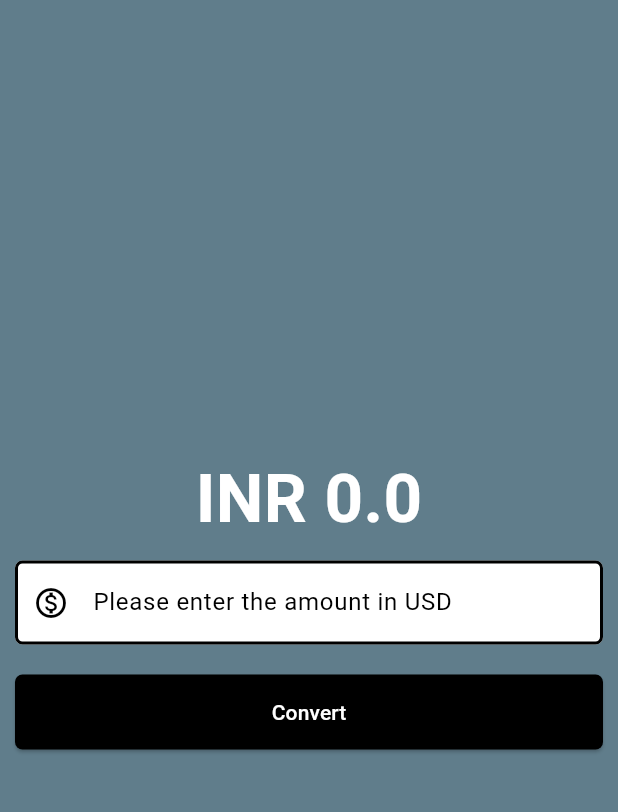
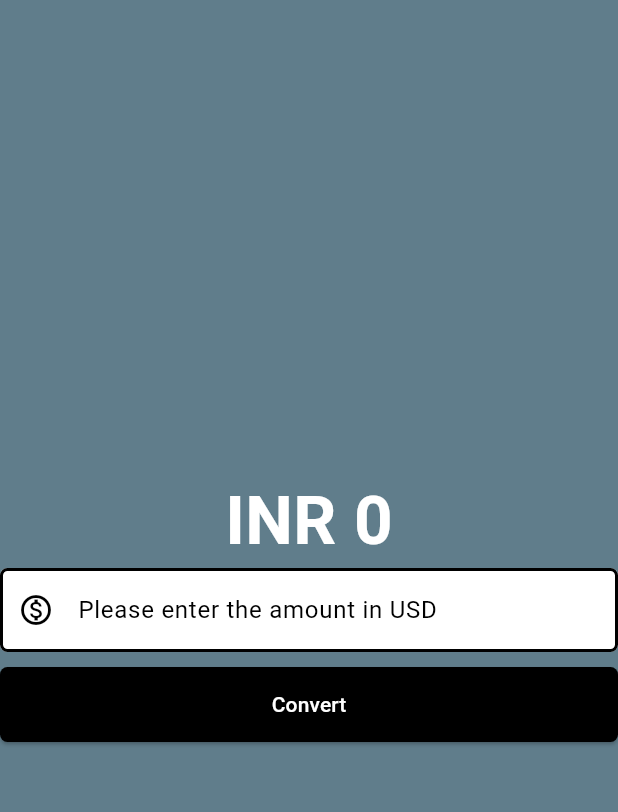
Before and after one commit to Shivangm9669/flutter, a Flutter app: the screen it shows after launch, after a tap on "Convert", on a phone screen of 412 x 824 dp, the part 53-865 px from its top. Run offline on Flutter 3.47's test engine with Material 3 defaults, Android fonts, the phone set to English and light mode, and no system bars; missing offline and left inert: dart:ffi.

Commit message:
change to make app efficent

```diff
--- a/currency_convertor/lib/currency_convertor_material_page.dart
+++ b/currency_convertor/lib/currency_convertor_material_page.dart
@@ -15,6 +15,13 @@ class _CurrencyConvertorMaterialPageestate
     extends State<CurrencyConvertorMaterialPagee> {
   final TextEditingController textEditingController = TextEditingController();
   double result = 0;
+
+  void convert() {
+    setState(() {
+      result = double.parse(textEditingController.text) * 81;
+    });
+  }
+
   @override
   Widget build(BuildContext context) {
     final bo = OutlineInputBorder(
@@ -37,15 +44,13 @@ class _CurrencyConvertorMaterialPageestate
           mainAxisAlignment: MainAxisAlignment.center,
           children: [
             Text(
-              ('INR $result'),
+              ('INR ${result != 0 ? result.toStringAsFixed(3) : result.toStringAsFixed(0)}'),
               style: const TextStyle(
                   fontSize: 45,
                   fontWeight: FontWeight.bold,
                   color: Colors.white),
             ),
-            Padding(
-              padding: const EdgeInsets.all(10),
-              child: TextField(
+            TextField(
               style: const TextStyle(color: Colors.black),
               controller: textEditingController,
               decoration: InputDecoration(
@@ -63,15 +68,11 @@ class _CurrencyConvertorMaterialPageestate
                 decimal: true,
               ),
             ),
+            const SizedBox(
+              height: 10,
             ),
-            Padding(
-              padding: const EdgeInsets.all(10.0),
-              child: ElevatedButton(
-                onPressed: () {
-                  setState(() {
-                    result = double.parse(textEditingController.text) * 81;
-                  });
-                },
+            ElevatedButton(
+              onPressed: convert,
               style: ElevatedButton.styleFrom(
                 backgroundColor: Colors.black,
                 foregroundColor: Colors.white,
@@ -82,7 +83,6 @@ class _CurrencyConvertorMaterialPageestate
               ),
               child: const Text("Convert"),
             ),
-            ),
           ],
         ),
       ),
```
Lines whose indentation alone changed are shown as unchanged.
